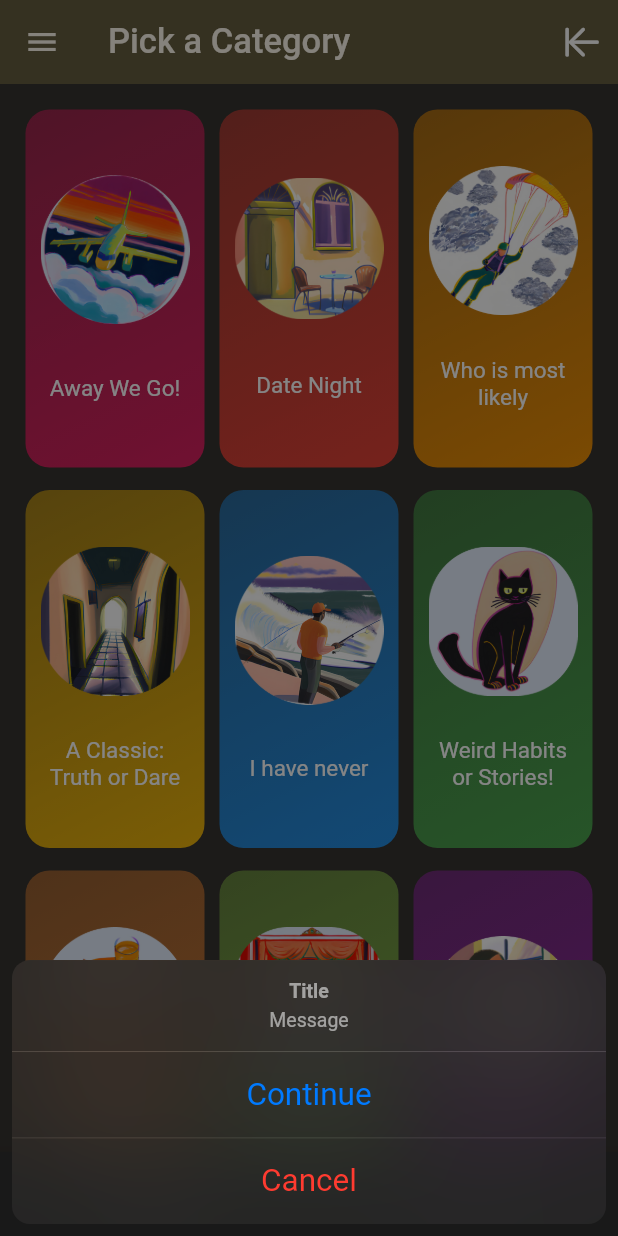
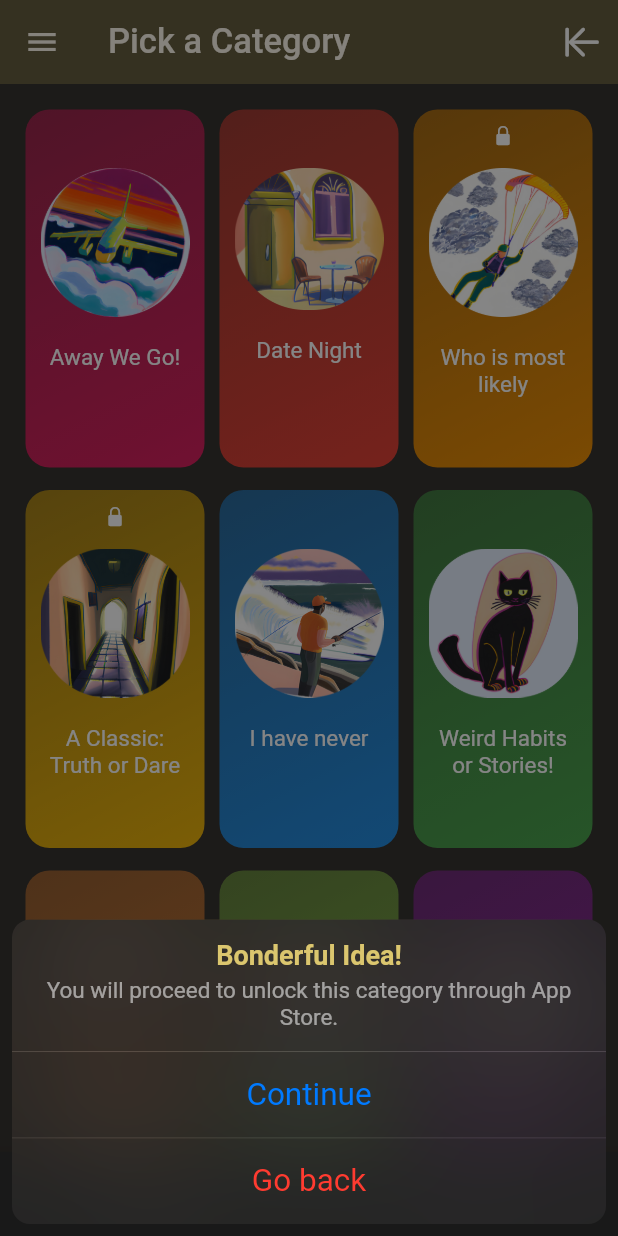
Before and after one commit to yosoybunal/Bonderful-iOS-Repo, a Flutter app: the screen it shows once a user with an empty profile is signed in, after a tap on "Who is most likely", on a phone screen of 412 x 824 dp. Run offline on Flutter 3.47's test engine with Material 2 defaults, Android fonts, the phone set to English and light mode, and no system bars; our stand-ins replace cloud_firestore, firebase_auth, firebase_core, flutter_riverpod, font_awesome_flutter, google_fonts and 1 more; missing offline and left inert: flutter_emoji, purchases_flutter; accounts and stored records are empty; Roboto replaces fonts that are missing (Alef).

Commit message:
iap changes

```diff
--- a/lib/screens/category_screen.dart
+++ b/lib/screens/category_screen.dart
@@ -2,8 +2,9 @@
 
 import 'package:firebase_auth/firebase_auth.dart';
 import 'package:flutter/material.dart';
+import 'package:google_fonts/google_fonts.dart';
 import 'package:herkese_sor/dummy_data/data.dart';
-import 'package:herkese_sor/models/purchase_api.dart';
+import 'package:herkese_sor/main.dart';
 import 'package:herkese_sor/screens/auth_screen.dart';
 import 'package:herkese_sor/screens/questions_screen.dart';
 import 'package:herkese_sor/widgets/category_grid_item.dart';
@@ -74,7 +75,6 @@ class _CategoryScreenState extends State<CategoryScreen>
   }
 
   void _selectCategory(BuildContext context, Category category) async {
-    // final customerInfo = await Purchases.getCustomerInfo();
     Offerings offerings = await Purchases.getOfferings();
 
     Package? packageForMost =
@@ -116,52 +116,40 @@ class _CategoryScreenState extends State<CategoryScreen>
       showCupertinoModalPopup<int>(
         context: context,
         builder: (BuildContext context) => CupertinoActionSheet(
-          title: const Text('Title'),
-          message: const Text('Message'),
+          title: Text(
+            'Bonderful Idea!',
+            style: GoogleFonts.alef(fontSize: 18)
+                .copyWith(color: kColorScheme.inversePrimary),
+          ),
+          message: Text(
+            'You will proceed to unlock this category through App Store.',
+            style: GoogleFonts.alef(fontSize: 15),
+          ),
           actions: <CupertinoActionSheetAction>[
             CupertinoActionSheetAction(
-              child: Text(
-                isSubForMost ? 'kilitsiz' : 'Continue',
-                style: const TextStyle(color: CupertinoColors.link),
+              child: const Text(
+                'Continue',
+                style: TextStyle(color: CupertinoColors.link),
               ),
               onPressed: () async {
                 try {
                   if (category.id == 'c3' && isSubForMost == false) {
                     await Purchases.purchasePackage(packageForMost!);
-                    // await Purchases.purchaseStoreProduct(
-                    //   const StoreProduct(
-                    //     'bonderful_1.99_mostlikely',
-                    //     'Purchase will unlock this category',
-                    //     'Who is most likely',
-                    //     1.99,
-                    //     'onenintynine',
-                    //     'USD',
-                    //   ),
-                    // );
-                    updateCustomerStatus();
+
+                    // updateCustomerStatus();
                   }
                 } catch (e) {
                   debugPrint('Failed to purchase category!');
                 }
                 try {
                   if (category.id == 'c4' && isSubForTruth == false) {
-                    // await Purchases.purchasePackage(packageForTruth!);
-                    await Purchases.purchaseStoreProduct(
-                      const StoreProduct(
-                        'bonderful_1.99_truth',
-                        'Purchase will unlock this category',
-                        'Truth or Dare',
-                        1.99,
-                        'onenintynine',
-                        'USD',
-                      ),
-                    );
+                    await Purchases.purchasePackage(packageForTruth!);
                   }
                 } catch (e) {
                   debugPrint('Failed to purchase category!');
                 }
                 try {
-                  if (category.id == 'c11' && isSubForRather == false) {
+                  if (category.id == 'c11') {
                     await Purchases.purchasePackage(packageForRather!);
                   }
                 } catch (e) {
@@ -170,7 +158,7 @@ class _CategoryScreenState extends State<CategoryScreen>
               },
             ),
             CupertinoActionSheetAction(
-              child: const Text('Cancel',
+              child: const Text('Go back',
                   style: TextStyle(color: CupertinoColors.destructiveRed)),
               onPressed: () {
                 Navigator.pop(context);
--- a/lib/screens/how_to_play_screen.dart
+++ b/lib/screens/how_to_play_screen.dart
@@ -43,11 +43,12 @@ class _HowToPlayScreenState extends State<HowToPlayScreen> {
                 ),
               );
             },
+            padding: const EdgeInsets.symmetric(vertical: 8, horizontal: 15),
             child: Text(
               'Back to Categories',
               style: TextStyle(
                 color: kColorScheme.onPrimary,
-                fontSize: 20,
+                fontSize: 18,
               ),
             ),
           ),
@@ -322,7 +323,7 @@ class _HowToPlayScreenState extends State<HowToPlayScreen> {
                                   'Back to Categories',
                                   style: TextStyle(
                                     color: kColorScheme.background,
-                                    fontSize: 20,
+                                    fontSize: 18,
                                   ),
                                 ),
                               ),
@@ -347,7 +348,6 @@ class _HowToPlayScreenState extends State<HowToPlayScreen> {
                                   vertical: 15,
                                   horizontal: 25,
                                 ),
-                                // child: Flexible(
                                 child: SingleChildScrollView(
                                   child: Text(
                                     'Select a category to see a question for everyone to answer, starting from the person next to you. You can also select Shuffle from the side menu to view questions from any category. You can add questions to Your Favourites list by clicking on the star icon. Have Bonderful time!',
--- a/lib/widgets/category_grid_item.dart
+++ b/lib/widgets/category_grid_item.dart
@@ -1,3 +1,4 @@
+import 'package:flutter/cupertino.dart';
 import 'package:flutter/material.dart';
 import 'package:herkese_sor/main.dart';
 import 'package:herkese_sor/models/category.dart';
@@ -19,6 +20,13 @@ class CategoryGridItem extends StatelessWidget {
         ? Colors.white
         : Theme.of(context).colorScheme.onBackground;
 
+    Widget lockIcon = Icon(
+      category.id == 'c3' || category.id == 'c4' || category.id == 'c11'
+          ? CupertinoIcons.lock_fill
+          : null,
+      size: 15.0,
+    );
+
     return InkWell(
       onTap: onSelectCategory,
       splashColor: Theme.of(context).primaryColor,
@@ -37,9 +45,16 @@ class CategoryGridItem extends StatelessWidget {
           ),
         ),
         child: Column(
-          mainAxisAlignment: MainAxisAlignment.spaceEvenly,
+          mainAxisAlignment: MainAxisAlignment.start,
           children: [
+            lockIcon,
+            const SizedBox(
+              height: 14,
+            ),
             category.iconSmall,
+            const SizedBox(
+              height: 18,
+            ),
             Text(
               category.title,
               style: GoogleFonts.alef(fontSize: 15).copyWith(color: itemsColor),
```
Also changed, not shown: lib/main.dart (+0 -18 lines), lib/models/purchase_api.dart (+0 -18 lines), lib/screens/auth_screen.dart (+5 -4 lines).
